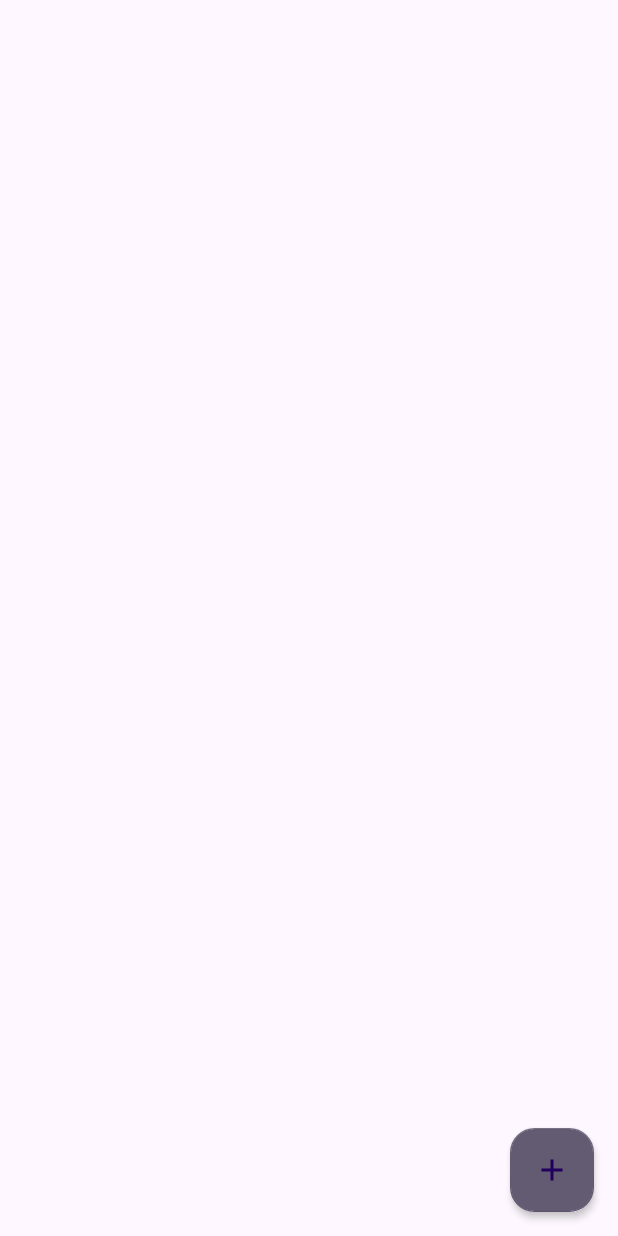
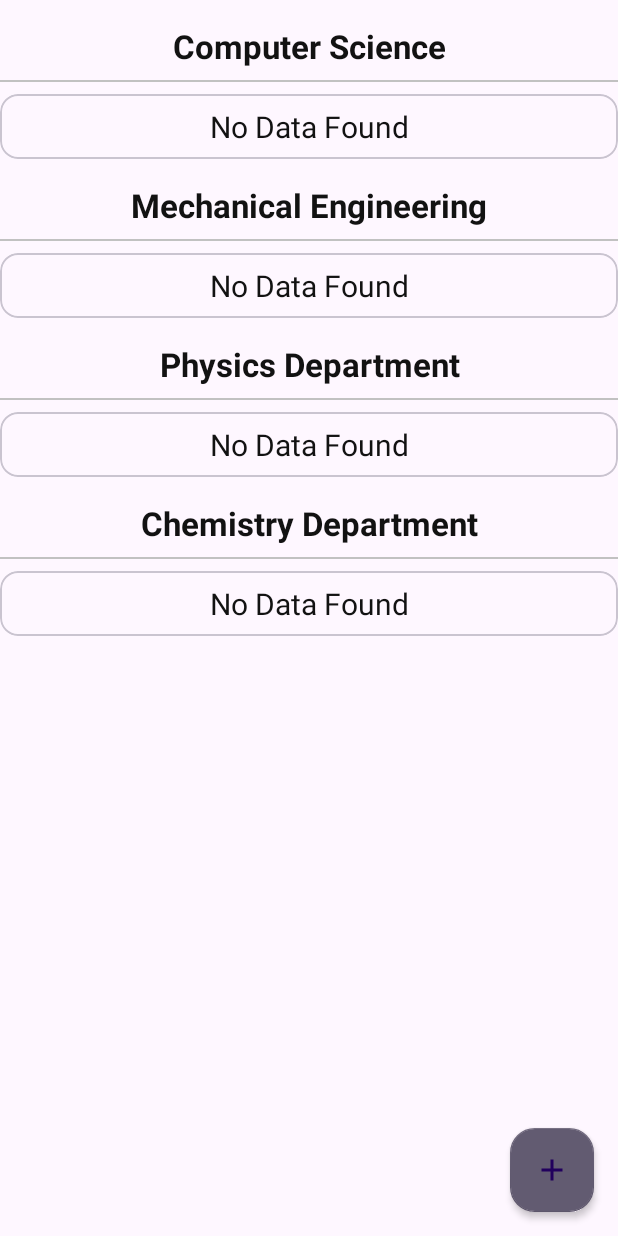
Before and after one commit to dnyandip55/AndroidAdminApp, an Android app: the UpdateFaculty screen opened directly, with no data from a screen before it, on a phone screen of 412 x 824 dp. Run offline under Robolectric (Android 15) with nearby library versions, the phone set to English and light mode, and no system bars; our stand-ins replace Firebase (no records; nobody signed in at launch, a user with empty details on screens opened directly).

Commit message:
Retrieve faculty details

```diff
--- a/app/build.gradle.kts
+++ b/app/build.gradle.kts
@@ -46,5 +46,7 @@ dependencies {
     implementation(platform("com.google.firebase:firebase-bom:32.7.2"))
     implementation("com.google.firebase:firebase-analytics")
     implementation ("de.hdodenhof:circleimageview:3.1.0")
+    implementation ("com.squareup.picasso:picasso:2.8")
+
 
 }
--- a/app/src/main/java/com/example/adminapp/faculty/UpdateFaculty.java
+++ b/app/src/main/java/com/example/adminapp/faculty/UpdateFaculty.java
@@ -1,21 +1,61 @@
 package com.example.adminapp.faculty;
 
+import androidx.annotation.NonNull;
 import androidx.appcompat.app.AppCompatActivity;
+import androidx.recyclerview.widget.LinearLayoutManager;
+import androidx.recyclerview.widget.RecyclerView;
 
 import android.content.Intent;
 import android.os.Bundle;
 import android.view.View;
+import android.widget.LinearLayout;
+import android.widget.Toast;
 
 import com.example.adminapp.R;
 import com.google.android.material.floatingactionbutton.FloatingActionButton;
+import com.google.firebase.database.DataSnapshot;
+import com.google.firebase.database.DatabaseError;
+import com.google.firebase.database.DatabaseReference;
+import com.google.firebase.database.FirebaseDatabase;
+import com.google.firebase.database.ValueEventListener;
+
+import java.util.ArrayList;
+import java.util.List;
 
 public class UpdateFaculty extends AppCompatActivity {
     FloatingActionButton fab;
+    private RecyclerView csDepartment,physicsDepartment,mechDepartment,chemDepartment;
+    private LinearLayout csNoData,physicsNoData,mechNoData,chemNoData;
 
+    private List<TeacherData> list1,list2,list3,list4;
+    private TeacherAdapter adapter;
+
+    private DatabaseReference reference,dbRef;
     @Override
     protected void onCreate(Bundle savedInstanceState) {
         super.onCreate(savedInstanceState);
         setContentView(R.layout.activity_update_faculty);
+
+        csDepartment=findViewById(R.id.csDepartment);
+        physicsDepartment=findViewById(R.id.physicsDepartment);
+        mechDepartment=findViewById(R.id.mechDepartment);
+        chemDepartment=findViewById(R.id.chemDepartment);
+
+        csNoData=findViewById(R.id.csNoData);
+        physicsNoData=findViewById(R.id.physicsNoData);
+        mechNoData=findViewById(R.id.mechNoData);
+        chemNoData=findViewById(R.id.chemNoData);
+
+        reference= FirebaseDatabase.getInstance().getReference().child("Teachers");
+
+        csDepartment();
+        mechDepartment();
+        physicsDepartment();
+        chemDepartment();
+
+
+
+
 
         fab=findViewById(R.id.fab);
 
@@ -27,4 +67,125 @@ public class UpdateFaculty extends AppCompatActivity {
         });
 
     }
+
+    private void csDepartment() {
+        dbRef=reference.child("Computer Science");
+        dbRef.addValueEventListener(new ValueEventListener() {
+            @Override
+            public void onDataChange(@NonNull DataSnapshot snapshot) {
+                list1=new ArrayList<>();
+                if(!snapshot.exists()){
+                    csNoData.setVisibility(View.VISIBLE);
+                    csDepartment.setVisibility(View.GONE);
+                }else{
+                    csNoData.setVisibility(View.GONE);
+                    csDepartment.setVisibility(View.VISIBLE);
+                    for(DataSnapshot snapshot1:snapshot.getChildren()){
+                        TeacherData data=snapshot1.getValue(TeacherData.class);
+                        list1.add(data);
+                    }
+                    csDepartment.setHasFixedSize(true);
+                    csDepartment.setLayoutManager(new LinearLayoutManager(UpdateFaculty.this));
+                    adapter=new TeacherAdapter(list1,UpdateFaculty.this);
+                    csDepartment.setAdapter(adapter);
+
+                }
+            }
+
+            @Override
+            public void onCancelled(@NonNull DatabaseError error) {
+                Toast.makeText(UpdateFaculty.this,error.getMessage(),Toast.LENGTH_SHORT).show();
+            }
+        });
+    }
+    private void mechDepartment() {
+        dbRef=reference.child("Mechanical");
+        dbRef.addValueEventListener(new ValueEventListener() {
+            @Override
+            public void onDataChange(@NonNull DataSnapshot snapshot) {
+                list2=new ArrayList<>();
+                if(!snapshot.exists()){
+                    mechNoData.setVisibility(View.VISIBLE);
+                    mechDepartment.setVisibility(View.GONE);
+                }else{
+                    mechNoData.setVisibility(View.GONE);
+                    mechDepartment.setVisibility(View.VISIBLE);
+                    for(DataSnapshot snapshot1:snapshot.getChildren()){
+                        TeacherData data=snapshot1.getValue(TeacherData.class);
+                        list2.add(data);
+                    }
+                    mechDepartment.setHasFixedSize(true);
+                    mechDepartment.setLayoutManager(new LinearLayoutManager(UpdateFaculty.this));
+                    adapter=new TeacherAdapter(list2,UpdateFaculty.this);
+                    mechDepartment.setAdapter(adapter);
+
+                }
+            }
+
+            @Override
+            public void onCancelled(@NonNull DatabaseError error) {
+                Toast.makeText(UpdateFaculty.this,error.getMessage(),Toast.LENGTH_SHORT).show();
+            }
+        });
+    }
+    private void physicsDepartment() {
+        dbRef=reference.child("Physics");
+        dbRef.addValueEventListener(new ValueEventListener() {
+            @Override
+            public void onDataChange(@NonNull DataSnapshot snapshot) {
+                list3=new ArrayList<>();
+                if(!snapshot.exists()){
+                    physicsNoData.setVisibility(View.VISIBLE);
+                    physicsDepartment.setVisibility(View.GONE);
+                }else{
+                    physicsNoData.setVisibility(View.GONE);
+                    physicsDepartment.setVisibility(View.VISIBLE);
+                    for(DataSnapshot snapshot1:snapshot.getChildren()){
+                        TeacherData data=snapshot1.getValue(TeacherData.class);
+                        list3.add(data);
+                    }
+                    physicsDepartment.setHasFixedSize(true);
+                    physicsDepartment.setLayoutManager(new LinearLayoutManager(UpdateFaculty.this));
+                    adapter=new TeacherAdapter(list3,UpdateFaculty.this);
+                    physicsDepartment.setAdapter(adapter);
+
+                }
+            }
+
+            @Override
+            public void onCancelled(@NonNull DatabaseError error) {
+                Toast.makeText(UpdateFaculty.this,error.getMessage(),Toast.LENGTH_SHORT).show();
+            }
+        });
+    }
+    private void chemDepartment() {
+        dbRef=reference.child("Chemical");
+        dbRef.addValueEventListener(new ValueEventListener() {
+            @Override
+            public void onDataChange(@NonNull DataSnapshot snapshot) {
+                list4=new ArrayList<>();
+                if(!snapshot.exists()){
+                    chemNoData.setVisibility(View.VISIBLE);
+                    chemDepartment.setVisibility(View.GONE);
+                }else{
+                    chemNoData.setVisibility(View.GONE);
+                    chemDepartment.setVisibility(View.VISIBLE);
+                    for(DataSnapshot snapshot1:snapshot.getChildren()){
+                        TeacherData data=snapshot1.getValue(TeacherData.class);
+                        list4.add(data);
+                    }
+                    chemDepartment.setHasFixedSize(true);
+                    chemDepartment.setLayoutManager(new LinearLayoutManager(UpdateFaculty.this));
+                    adapter=new TeacherAdapter(list4,UpdateFaculty.this);
+                    chemDepartment.setAdapter(adapter);
+
+                }
+            }
+
+            @Override
+            public void onCancelled(@NonNull DatabaseError error) {
+                Toast.makeText(UpdateFaculty.this,error.getMessage(),Toast.LENGTH_SHORT).show();
+            }
+        });
+    }
 }
--- a/app/src/main/res/layout/activity_update_faculty.xml
+++ b/app/src/main/res/layout/activity_update_faculty.xml
@@ -18,4 +18,142 @@
         app:elevation="3dp"
         app:fabSize="normal"/>
 
+    <androidx.core.widget.NestedScrollView
+        android:layout_width="match_parent"
+        android:layout_height="match_parent"
+        >
+        <LinearLayout
+            android:layout_width="match_parent"
+            android:layout_height="match_parent"
+            android:orientation="vertical">
+
+            <TextView
+                android:layout_width="match_parent"
+                android:layout_height="wrap_content"
+                android:text="Computer Science"
+                android:gravity="center"
+                android:textSize="22sp"
+                android:textColor="@color/textColor"
+                android:textStyle="bold"
+                android:layout_marginTop="16dp"/>
+            <View
+                android:layout_width="match_parent"
+                android:layout_height="1dp"
+                android:layout_marginVertical="8dp"
+                android:background="#c1c1c1"/>
+
+            <androidx.recyclerview.widget.RecyclerView
+                android:layout_width="match_parent"
+                android:layout_height="wrap_content"
+                android:id="@+id/csDepartment"
+                android:visibility="gone"
+                android:nestedScrollingEnabled="false"/>
+
+            <LinearLayout
+                android:layout_width="match_parent"
+                android:layout_height="wrap_content"
+                android:id="@+id/csNoData"
+                android:orientation="vertical">
+
+                <include layout="@layout/no_data_found"/>
+
+            </LinearLayout>
+            <TextView
+                android:layout_width="match_parent"
+                android:layout_height="wrap_content"
+                android:text="Mechanical Engineering"
+                android:gravity="center"
+                android:textSize="22sp"
+                android:textColor="@color/textColor"
+                android:textStyle="bold"
+                android:layout_marginTop="16dp"/>
+            <View
+                android:layout_width="match_parent"
+                android:layout_height="1dp"
+                android:layout_marginVertical="8dp"
+                android:background="#c1c1c1"/>
+
+            <androidx.recyclerview.widget.RecyclerView
+                android:layout_width="match_parent"
+                android:layout_height="wrap_content"
+                android:id="@+id/mechDepartment"
+                android:visibility="gone"
+                android:nestedScrollingEnabled="false"/>
+
+            <LinearLayout
+                android:layout_width="match_parent"
+                android:layout_height="wrap_content"
+                android:id="@+id/mechNoData"
+                android:orientation="vertical">
+
+                <include layout="@layout/no_data_found"/>
+
+            </LinearLayout>
+            <TextView
+                android:layout_width="match_parent"
+                android:layout_height="wrap_content"
+                android:text="Physics Department"
+                android:gravity="center"
+                android:textSize="22sp"
+                android:textColor="@color/textColor"
+                android:textStyle="bold"
+                android:layout_marginTop="16dp"/>
+            <View
+                android:layout_width="match_parent"
+                android:layout_height="1dp"
+                android:layout_marginVertical="8dp"
+                android:background="#c1c1c1"/>
+
+            <androidx.recyclerview.widget.RecyclerView
+                android:layout_width="match_parent"
+                android:layout_height="wrap_content"
+                android:id="@+id/physicsDepartment"
+                android:visibility="gone"
+                android:nestedScrollingEnabled="false"/>
+
+            <LinearLayout
+                android:layout_width="match_parent"
+                android:layout_height="wrap_content"
+                android:id="@+id/physicsNoData"
+                android:orientation="vertical">
+
+                <include layout="@layout/no_data_found"/>
+
+            </LinearLayout>
+            <TextView
+                android:layout_width="match_parent"
+                android:layout_height="wrap_content"
+                android:text="Chemistry Department"
+                android:gravity="center"
+                android:textSize="22sp"
+                android:textColor="@color/textColor"
+                android:textStyle="bold"
+                android:layout_marginTop="16dp"/>
+            <View
+                android:layout_width="match_parent"
+                android:layout_height="1dp"
+                android:layout_marginVertical="8dp"
+                android:background="#c1c1c1"/>
+
+            <androidx.recyclerview.widget.RecyclerView
+                android:layout_width="match_parent"
+                android:layout_height="wrap_content"
+                android:id="@+id/chemDepartment"
+                android:visibility="gone"
+                android:nestedScrollingEnabled="false"/>
+
+            <LinearLayout
+                android:layout_width="match_parent"
+                android:layout_height="wrap_content"
+                android:id="@+id/chemNoData"
+                android:orientation="vertical">
+
+                <include layout="@layout/no_data_found"/>
+
+            </LinearLayout>
+
+
+        </LinearLayout>
+    </androidx.core.widget.NestedScrollView>
+
 </androidx.coordinatorlayout.widget.CoordinatorLayout>
--- /dev/null
+++ b/app/src/main/res/layout/no_data_found.xml
@@ -0,0 +1,16 @@
+<?xml version="1.0" encoding="utf-8"?>
+<com.google.android.material.card.MaterialCardView xmlns:android="http://schemas.android.com/apk/res/android"
+    android:layout_width="match_parent"
+    android:layout_height="wrap_content"
+    android:id="@+id/noDataFound">
+
+    <TextView
+        android:layout_width="match_parent"
+        android:layout_height="wrap_content"
+        android:text="No Data Found"
+        android:textColor="@color/textColor"
+        android:layout_margin="8dp"
+        android:gravity="center"
+        android:textSize="20sp"/>
+
+</com.google.android.material.card.MaterialCardView>
```
Also changed, not shown: app/src/main/java/com/example/adminapp/faculty/AddTeachers.java (+83 -142 lines), app/src/main/java/com/example/adminapp/faculty/TeacherAdapter.java (added, +83 -0 lines), app/src/main/res/layout/faculty_item_layout.xml (added, +73 -0 lines).
